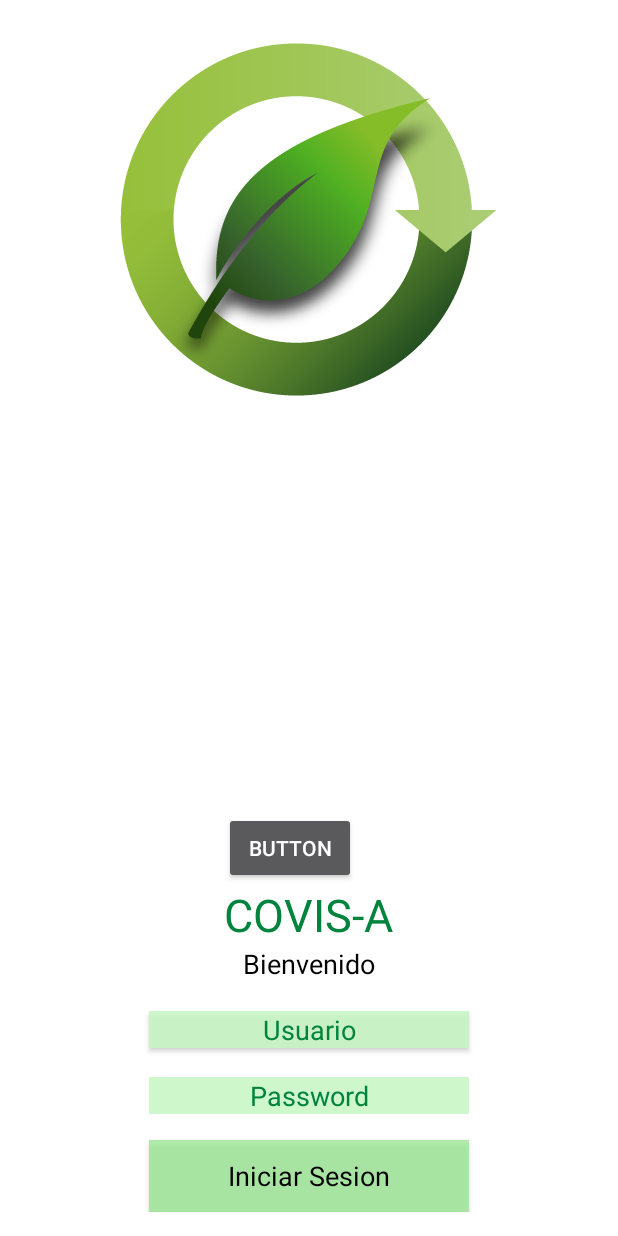
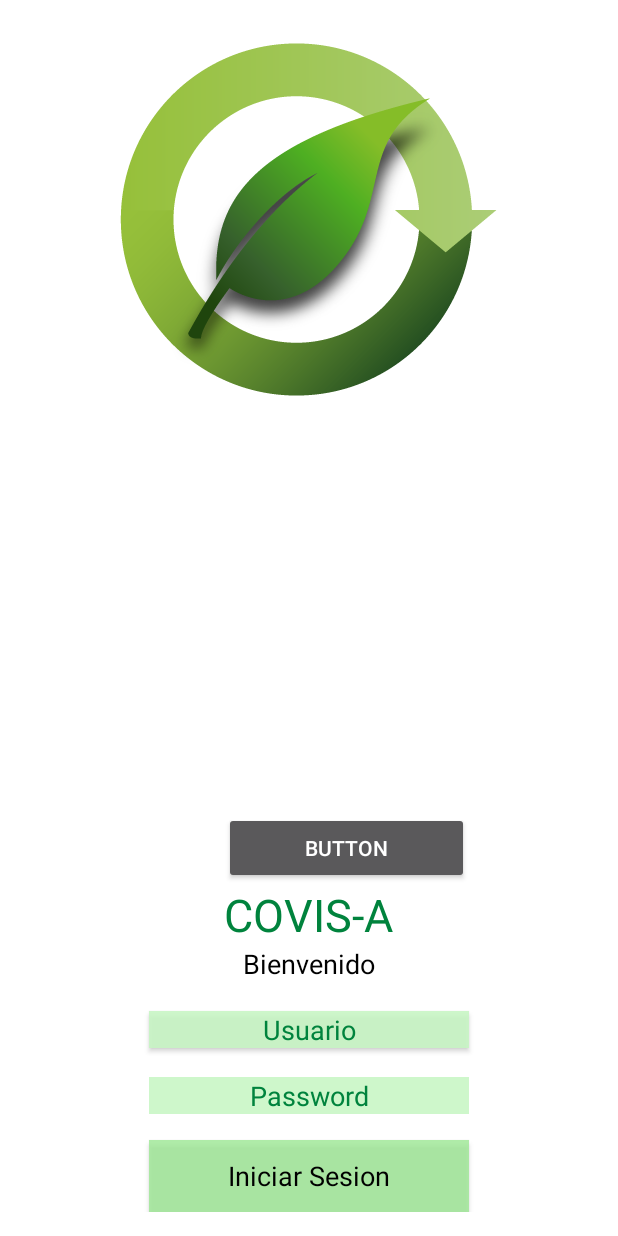
Before and after one commit to yescel/COVIS-A, an Android app: the screen it shows after launch (LoginActivity), on a phone screen of 412 x 824 dp. Run offline under Robolectric (Android 15) with nearby library versions, the phone set to English and light mode, and no system bars.

Commit message:
kjisu dxkjstrh

```diff
--- a/app/src/main/res/layout/activity_login.xml
+++ b/app/src/main/res/layout/activity_login.xml
@@ -97,6 +97,8 @@
         android:layout_above="@+id/txtCovis"
         android:layout_alignLeft="@+id/txtCovis"
         android:layout_alignStart="@+id/txtCovis"
-        android:id="@+id/button" />
+        android:id="@+id/button"
+        android:layout_alignRight="@+id/etUsuario"
+        android:layout_alignEnd="@+id/etUsuario" />
 
 </RelativeLayout>
```
